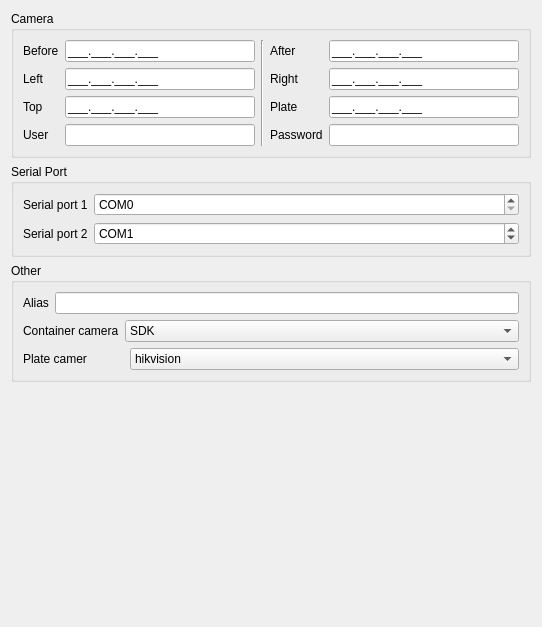
This is Main/Setting/channel_setting_form.ui in 519984307/Container_Multiple_Channels_20200522 as Qt 5 draws it before an edit. The edited form follows.
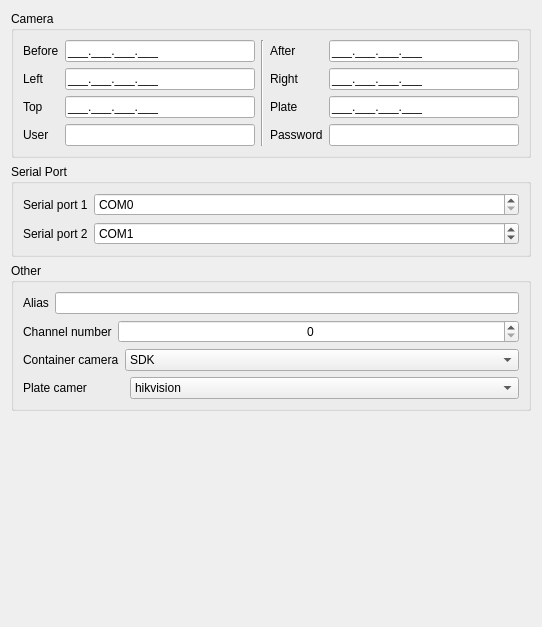
This is the edited form.

```diff
--- a/Main/Setting/channel_setting_form.ui
+++ b/Main/Setting/channel_setting_form.ui
@@ -16,7 +16,7 @@
   <property name="autoFillBackground">
    <bool>false</bool>
   </property>
-  <layout class="QGridLayout" name="gridLayout_2">
+  <layout class="QGridLayout" name="gridLayout_4">
    <item row="0" column="0">
     <widget class="QGroupBox" name="groupBox">
      <property name="title">
@@ -221,7 +221,7 @@
      <property name="title">
       <string>Other</string>
      </property>
-     <layout class="QGridLayout" name="gridLayout_4">
+     <layout class="QGridLayout" name="gridLayout_2">
       <item row="0" column="0">
        <layout class="QHBoxLayout" name="horizontalLayout_2">
         <item>
@@ -237,6 +237,30 @@
        </layout>
       </item>
       <item row="1" column="0">
+       <layout class="QHBoxLayout" name="horizontalLayout">
+        <item>
+         <widget class="QLabel" name="label">
+          <property name="text">
+           <string>Channel number</string>
+          </property>
+         </widget>
+        </item>
+        <item>
+         <widget class="QSpinBox" name="spinBox_3">
+          <property name="sizePolicy">
+           <sizepolicy hsizetype="Expanding" vsizetype="Fixed">
+            <horstretch>0</horstretch>
+            <verstretch>0</verstretch>
+           </sizepolicy>
+          </property>
+          <property name="alignment">
+           <set>Qt::AlignCenter</set>
+          </property>
+         </widget>
+        </item>
+       </layout>
+      </item>
+      <item row="2" column="0">
        <layout class="QHBoxLayout" name="horizontalLayout_3">
         <item>
          <widget class="QLabel" name="label_20">
@@ -267,7 +291,7 @@
         </item>
        </layout>
       </item>
-      <item row="2" column="0">
+      <item row="3" column="0">
        <layout class="QHBoxLayout" name="horizontalLayout_4">
         <item>
          <widget class="QLabel" name="label_21">
```
